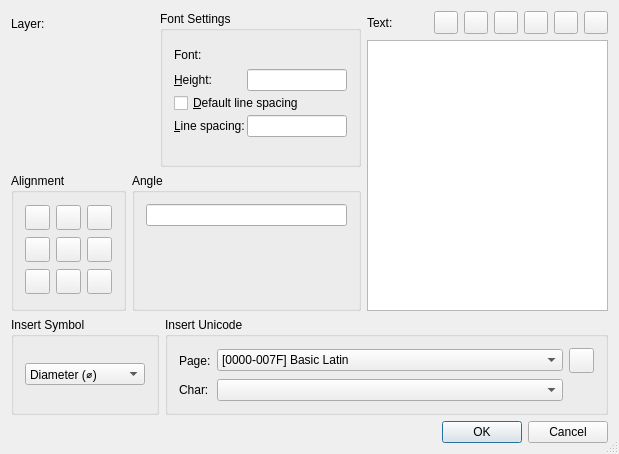
First picture: the form in librecad/src/ui/forms/qg_dlgmtext.ui, repository LibreCAD/LibreCAD, before the edit.
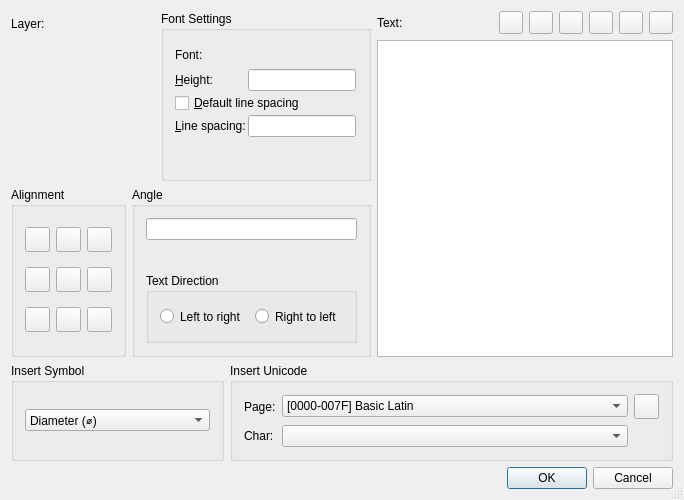
Second picture: the form after the edit. Icons and pictures are not drawn. Custom widgets are drawn as their Qt base class.

Commit message:
Mtext: initial support for Right-to-left text (#1674)
* MText: initial Right-to-left

* MText: refactoring

* WIP

* forms: updates

* dlg MText: GUI size fixes

* RS_DlgMText: ui cleanup

The edit to the form file:
```diff
--- a/librecad/src/ui/forms/qg_dlgmtext.ui
+++ b/librecad/src/ui/forms/qg_dlgmtext.ui
@@ -6,8 +6,8 @@
    <rect>
     <x>0</x>
     <y>0</y>
-    <width>619</width>
-    <height>454</height>
+    <width>684</width>
+    <height>500</height>
    </rect>
   </property>
   <property name="windowTitle">
@@ -606,6 +606,47 @@
               </property>
              </spacer>
             </item>
+            <item>
+             <widget class="QGroupBox" name="groupBox">
+              <property name="sizePolicy">
+               <sizepolicy hsizetype="Expanding" vsizetype="Preferred">
+                <horstretch>0</horstretch>
+                <verstretch>0</verstretch>
+               </sizepolicy>
+              </property>
+              <property name="title">
+               <string>Text Direction</string>
+              </property>
+              <layout class="QHBoxLayout" name="horizontalLayout_3">
+               <item>
+                <widget class="QRadioButton" name="rbLeftToRight">
+                 <property name="minimumSize">
+                  <size>
+                   <width>50</width>
+                   <height>25</height>
+                  </size>
+                 </property>
+                 <property name="text">
+                  <string>Left to right</string>
+                 </property>
+                </widget>
+               </item>
+               <item>
+                <widget class="QRadioButton" name="rbRightToLeft">
+                 <property name="minimumSize">
+                  <size>
+                   <width>50</width>
+                   <height>25</height>
+                  </size>
+                 </property>
+                 <property name="text">
+                  <string>Right to left</string>
+                 </property>
+                </widget>
+               </item>
+              </layout>
+             </widget>
+            </item>
            </layout>
           </widget>
          </item>
```
Left out of the diff: 1 changed line with no effect on the pictures. The commit also changes 5 other files.
